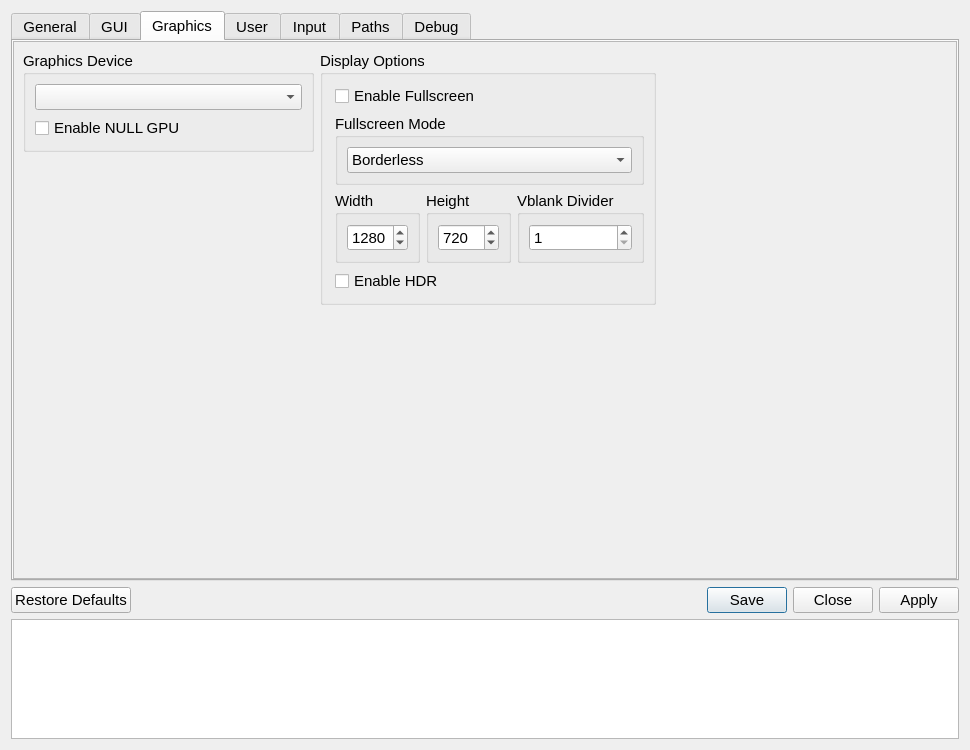
shadps4-emu/shadPS4, file src/qt_gui/settings_dialog.ui: the form before one commit.
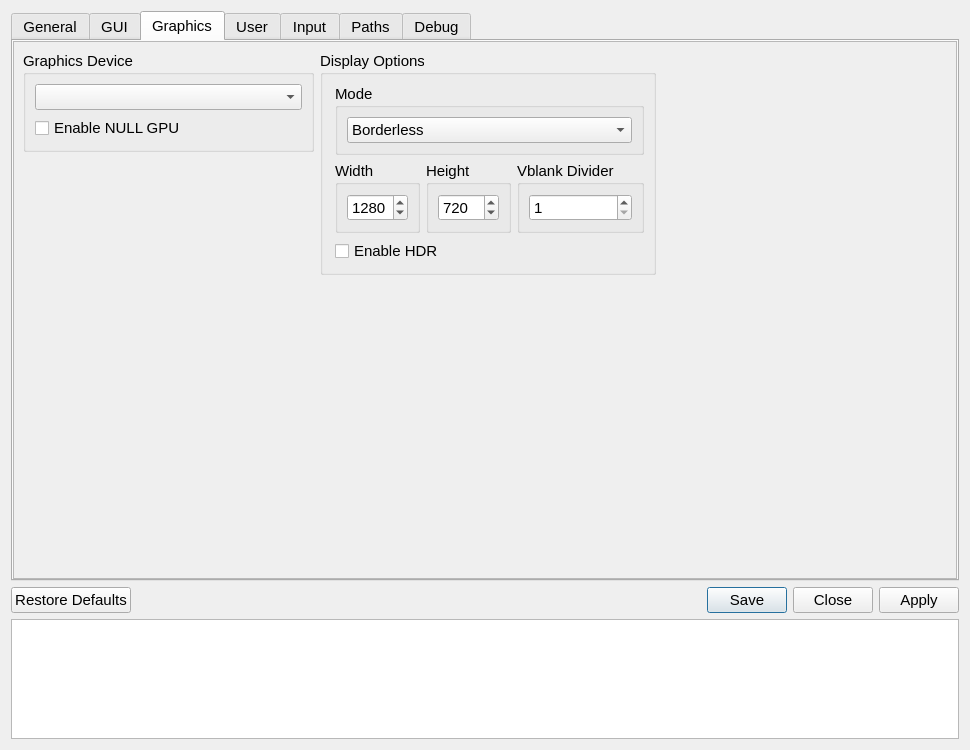
The form after the commit. The open tabs and pages were chosen to show the change. Icons and pictures are not drawn.

Commit message: merge display combo box and fullscreen checkbox

The edit to the form file:
```diff
--- a/src/qt_gui/settings_dialog.ui
+++ b/src/qt_gui/settings_dialog.ui
@@ -975,17 +975,17 @@
                <property name="leftMargin">
                     <number>12</number>
                </property>
-               <item>
+               <!-- <item>
                   <widget class="QCheckBox" name="fullscreenCheckBox">
                    <property name="text">
                     <string>Enable Fullscreen</string>
                    </property>
                   </widget>
-                 </item>
+                 </item> -->
                  <item>
                   <widget class="QGroupBox" name="fullscreenModeGroupBox">
                    <property name="title">
-                    <string>Fullscreen Mode</string>
+                    <string>Mode</string>
                    </property>
                    <layout class="QVBoxLayout" name="fullscreenModeLayout">
                     <item>
```
Left out of the diff: 8 changed lines with no effect on the pictures. The commit also changes 1 other file.
